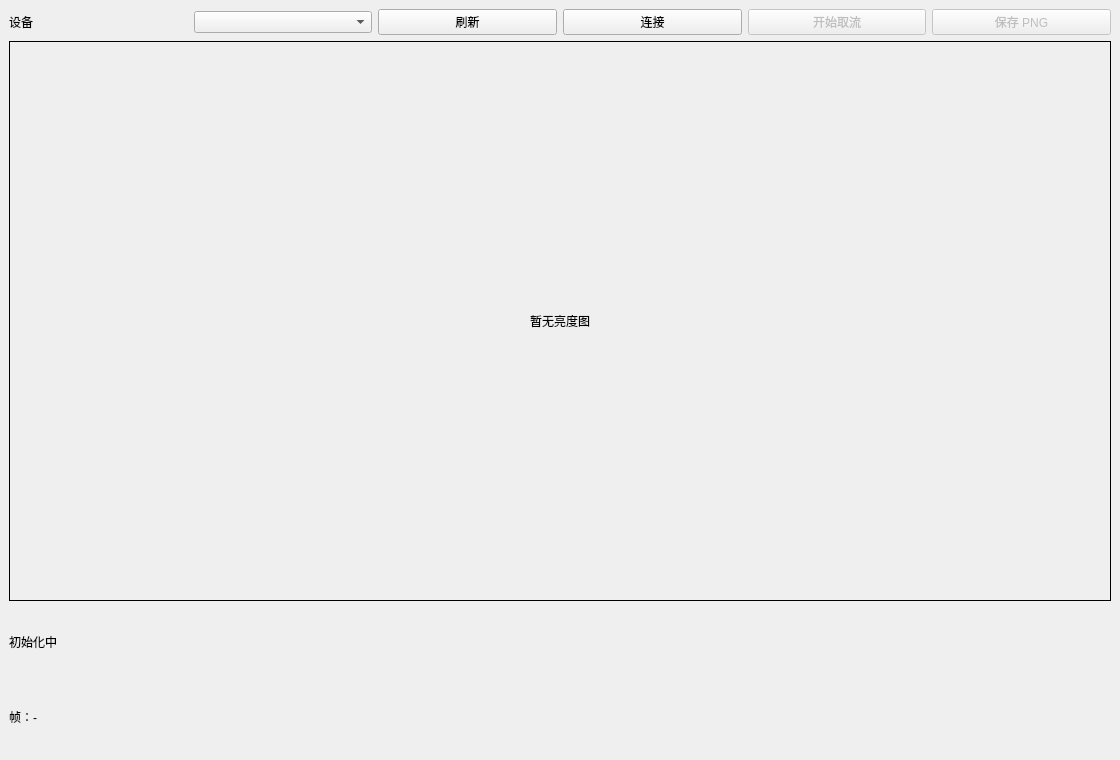
This is apps/intensity_viewer/ui/intensityviewerwindow.ui in chenzhenjia/pointcloudsuite as Qt 5 draws it before an edit. The edited form follows.
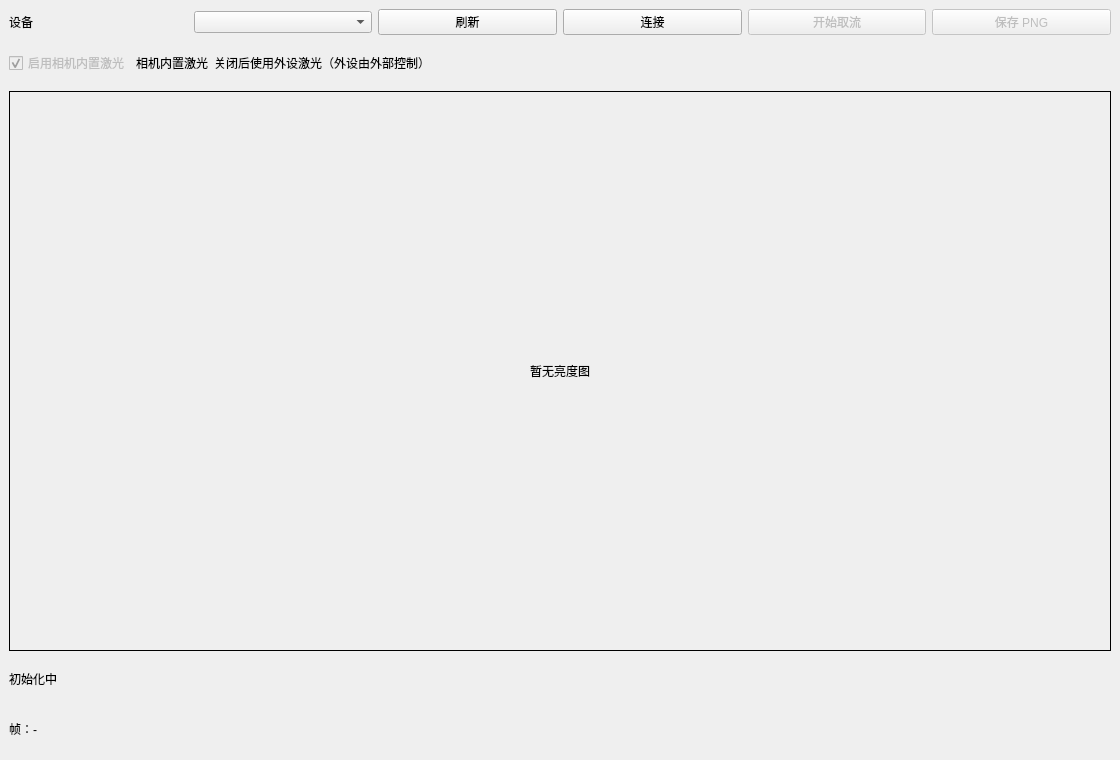
This is the edited form.

The edit to the form file:
```diff
--- a/apps/intensity_viewer/ui/intensityviewerwindow.ui
+++ b/apps/intensity_viewer/ui/intensityviewerwindow.ui
@@ -16,6 +16,14 @@
       <item><widget class="QPushButton" name="btn_save"><property name="enabled"><bool>false</bool></property><property name="text"><string>保存 PNG</string></property></widget></item>
      </layout>
     </item>
+    <item>
+     <layout class="QHBoxLayout" name="laserLayout">
+      <item><widget class="QCheckBox" name="chk_camera_laser"><property name="enabled"><bool>false</bool></property><property name="checked"><bool>true</bool></property><property name="text"><string>启用相机内置激光</string></property></widget></item>
+      <item><widget class="QLabel" name="lbl_laser_mode"><property name="text"><string>相机内置激光</string></property></widget></item>
+      <item><widget class="QLabel" name="lbl_laser_hint"><property name="text"><string>关闭后使用外设激光（外设由外部控制）</string></property></widget></item>
+      <item><spacer name="laserSpacer"><property name="orientation"><enum>Qt::Horizontal</enum></property><property name="sizeHint" stdset="0"><size><width>40</width><height>20</height></size></property></spacer></item>
+     </layout>
+    </item>
     <item>
      <widget class="QLabel" name="lbl_preview">
       <property name="minimumSize"><size><width>800</width><height>560</height></size></property>
```
